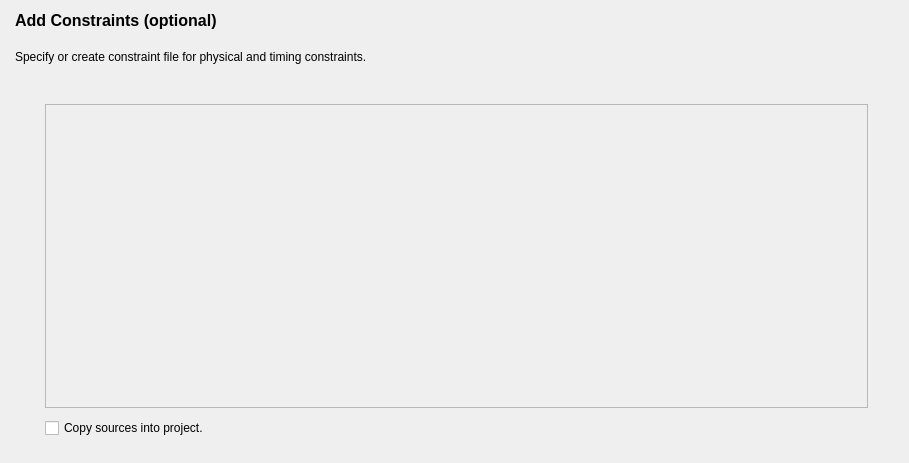
This is src/NewProject/add_constraints_form.ui in os-fpga/FOEDAG as Qt 5 draws it before an edit. The edited form follows.
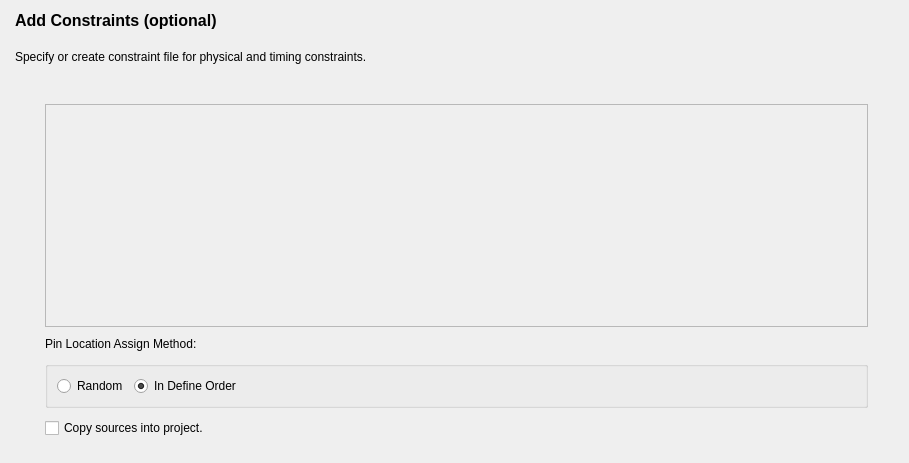
This is the edited form.

Commit message: pin assign changes draft

Patch:
```diff
--- a/src/NewProject/add_constraints_form.ui
+++ b/src/NewProject/add_constraints_form.ui
@@ -52,7 +52,7 @@
     </widget>
    </item>
    <item>
-    <layout class="QHBoxLayout" name="horizontalLayout_2" stretch="95">
+    <layout class="QHBoxLayout" name="horizontalLayout_2" stretch="0">
      <property name="spacing">
       <number>0</number>
      </property>
@@ -63,7 +63,7 @@
       <number>30</number>
      </property>
      <item>
-      <layout class="QVBoxLayout" name="verticalLayout" stretch="90,10">
+      <layout class="QVBoxLayout" name="verticalLayout" stretch="90,0,0,10">
        <property name="spacing">
         <number>10</number>
        </property>
@@ -86,6 +86,59 @@
          </property>
         </widget>
        </item>
+       <item>
+        <widget class="QLabel" name="label">
+         <property name="text">
+          <string>Pin Location Assign Method:</string>
+         </property>
+        </widget>
+       </item>
+       <item>
+        <widget class="QGroupBox" name="groupBox">
+         <property name="title">
+          <string/>
+         </property>
+         <layout class="QHBoxLayout" name="horizontalLayout_3">
+          <item>
+           <layout class="QHBoxLayout" name="horizontalLayout">
+            <item>
+             <widget class="QRadioButton" name="select_random">
+              <property name="text">
+               <string>Random</string>
+              </property>
+             </widget>
+            </item>
+            <item>
+             <widget class="QRadioButton" name="select_defineOrder">
+              <property name="acceptDrops">
+               <bool>false</bool>
+              </property>
+              <property name="text">
+               <string>In Define Order</string>
+              </property>
+              <property name="checked">
+               <bool>true</bool>
+              </property>
+             </widget>
+            </item>
+            <item>
+             <spacer name="horizontalSpacer">
+              <property name="orientation">
+               <enum>Qt::Horizontal</enum>
+              </property>
+              <property name="sizeHint" stdset="0">
+               <size>
+                <width>40</width>
+                <height>20</height>
+               </size>
+              </property>
+             </spacer>
+            </item>
+           </layout>
+          </item>
+         </layout>
+        </widget>
+       </item>
        <item>
         <widget class="QCheckBox" name="m_ckkBoxCopy">
          <property name="text">
```
Left out of the diff: 1 changed line with no effect on the pictures. The commit also changes 5 other files.
